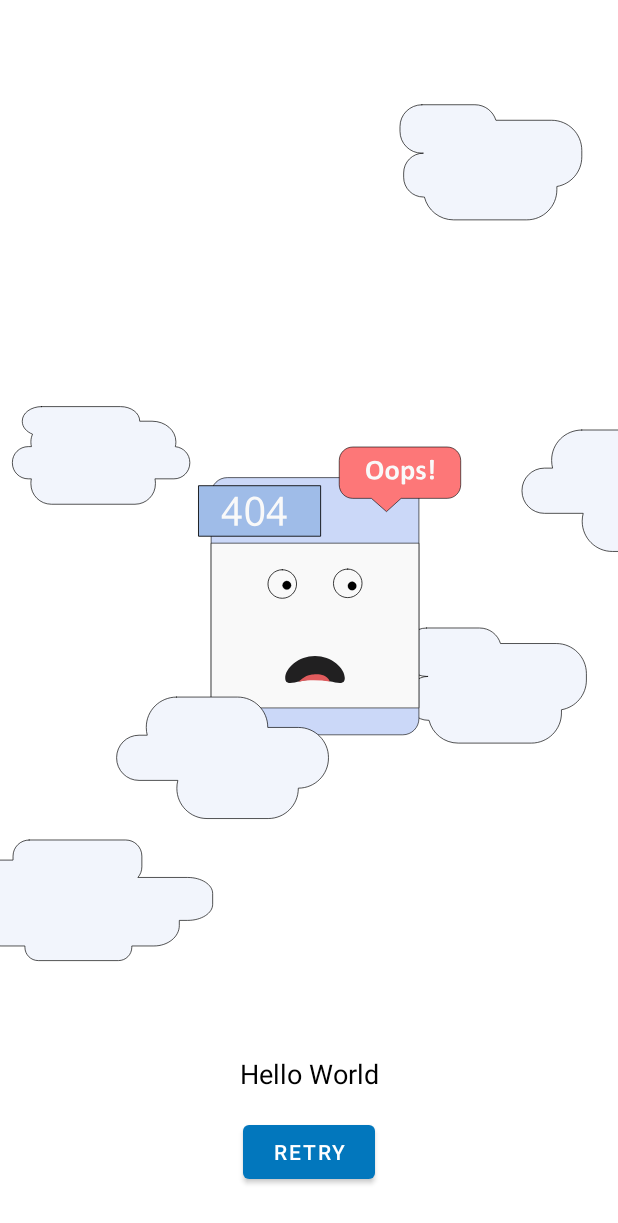
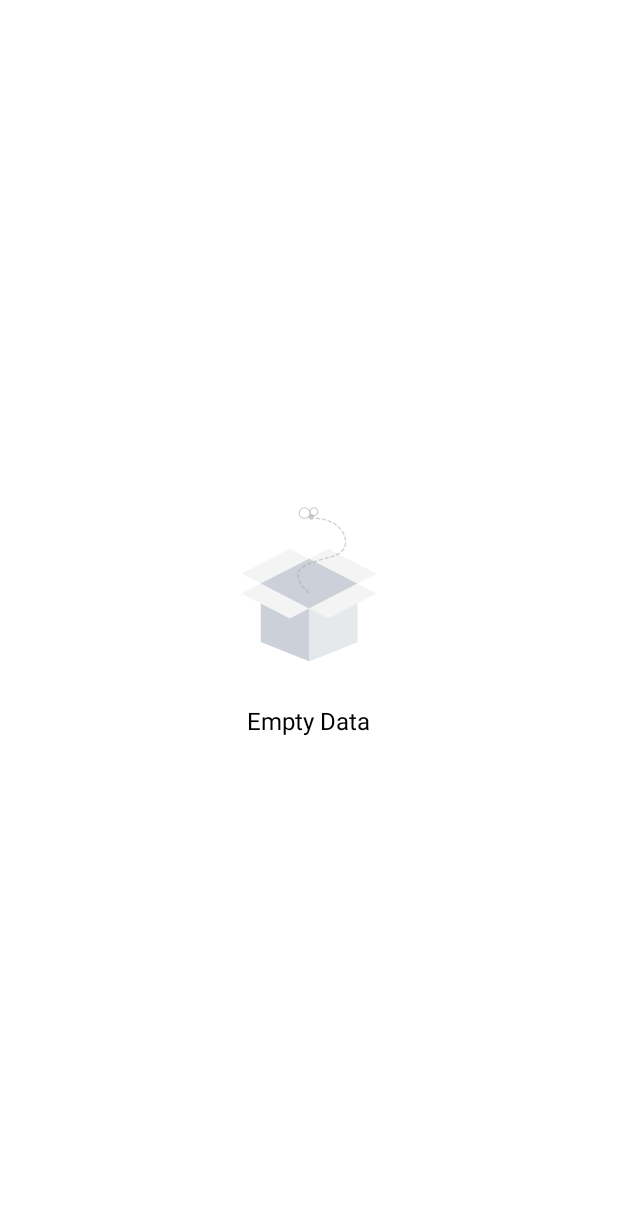
Before and after one commit to ldileh/The-Movie-DB-Android, an Android app: the layout view_container.xml on its own in the app's theme, with its tools: preview values and no code run, on a phone screen of 412 x 824 dp. Shown: the top 1223 px of the screen. Run offline under Robolectric (Android 15) with nearby library versions, the phone set to English and light mode, and no system bars; network calls fail.

Commit message:
changelog: adjust content of view container

```diff
--- a/core/src/main/res/layout/view_container.xml
+++ b/core/src/main/res/layout/view_container.xml
@@ -16,7 +16,7 @@
         app:layout_constraintEnd_toEndOf="parent"
         app:layout_constraintStart_toStartOf="parent"
         app:layout_constraintTop_toTopOf="parent"
-        tools:visibility="visible">
+        tools:visibility="gone">
 
         <com.airbnb.lottie.LottieAnimationView
             android:id="@+id/vc_error_animation"
@@ -83,4 +83,35 @@
             app:lottie_loop="true"
             app:lottie_rawRes="@raw/recorded_animation" />
     </androidx.constraintlayout.widget.ConstraintLayout>
+
+    <LinearLayout
+        android:id="@+id/vc_view_empty"
+        android:layout_width="wrap_content"
+        android:layout_height="wrap_content"
+        android:layout_gravity="center"
+        android:gravity="center"
+        android:orientation="vertical"
+        android:visibility="gone"
+        app:layout_constraintBottom_toBottomOf="parent"
+        app:layout_constraintEnd_toEndOf="parent"
+        app:layout_constraintStart_toStartOf="parent"
+        app:layout_constraintTop_toTopOf="parent"
+        tools:visibility="visible">
+
+        <com.airbnb.lottie.LottieAnimationView
+            android:id="@+id/vc_empty_animation"
+            android:layout_width="wrap_content"
+            android:layout_height="wrap_content"
+            app:lottie_autoPlay="true"
+            app:lottie_loop="true"
+            app:lottie_rawRes="@raw/box_empty_items" />
+
+        <TextView
+            android:id="@+id/vc_tv_empty"
+            android:layout_width="wrap_content"
+            android:layout_height="wrap_content"
+            android:layout_marginTop="16dp"
+            android:text="Empty Data"
+            android:textSize="16sp" />
+    </LinearLayout>
 </androidx.constraintlayout.widget.ConstraintLayout>
--- a/core/src/main/res/values/attrs.xml
+++ b/core/src/main/res/values/attrs.xml
@@ -5,8 +5,10 @@
             <enum name="content" value="1"/>
             <enum name="error" value="2"/>
             <enum name="loading" value="3"/>
+            <enum name="empty" value="4"/>
         </attr>
         <attr name="error_message" format="string|reference"/>
+        <attr name="empty_message" format="string|reference"/>
         <attr name="content_view_id" format="reference|integer"/>
     </declare-styleable>
 </resources>
```
Also changed, not shown: core/src/main/java/com/themoviedb/core/widget/ContainerView.kt (+18 -0 lines), core/src/main/res/raw/box_empty_items.json (renamed from app/src/main/res/raw/box_empty_items.json).
